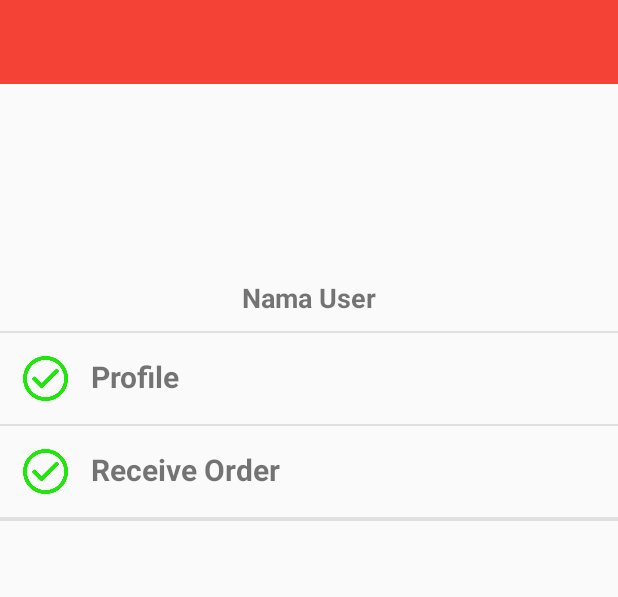
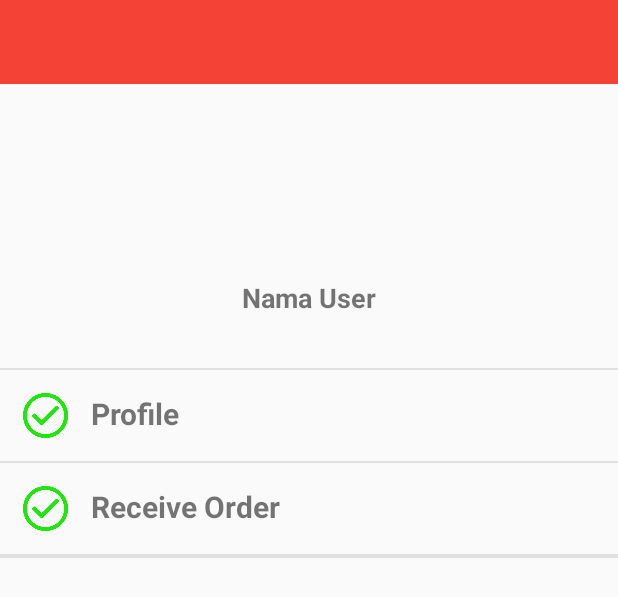
Before and after one commit to davidzzz/Your-Brand-Shop, an Android app: the layout menu_user.xml on its own in the app's theme, with its tools: preview values and no code run, on a phone screen of 412 x 824 dp. Shown: the top 597 px of the screen. Run offline under Robolectric (Android 15) with nearby library versions, the phone set to English and light mode, and no system bars; network calls fail.

Commit message:
tambah kolom nomor user

```diff
--- a/app/src/main/res/layout/menu_user.xml
+++ b/app/src/main/res/layout/menu_user.xml
@@ -15,7 +15,7 @@
         android:layout_marginBottom="10dp"
         android:layout_width="100dp"
         android:layout_height="100dp"
-        android:layout_gravity="center_horizontal"/>
+        android:layout_gravity="center"/>
 
     <TextView
         android:id="@+id/txtnama"
@@ -24,7 +24,15 @@
         android:text="Nama User"
         android:textSize="18sp"
         android:textStyle="bold"
-        android:layout_gravity="center_horizontal"/>
+        android:layout_gravity="center"/>
+
+    <TextView
+        android:id="@+id/userid"
+        android:layout_width="wrap_content"
+        android:layout_height="wrap_content"
+        android:textSize="18sp"
+        android:textStyle="bold"
+        android:layout_gravity="center"/>
 
     <View
         android:layout_marginTop="10dp"
```
Also changed, not shown: app/src/main/java/com/ushare/MainActivity.java (+4 -11 lines), app/src/main/java/com/ushare/MenuActivity.java (+8 -4 lines).
